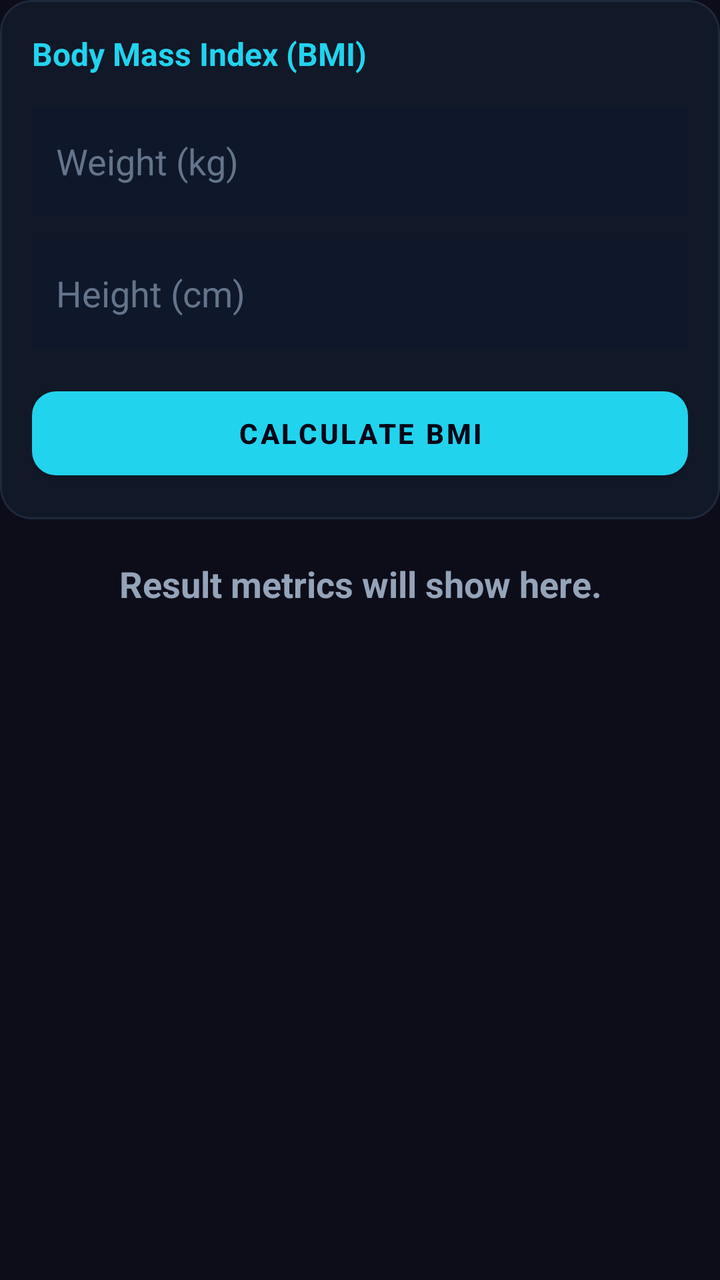
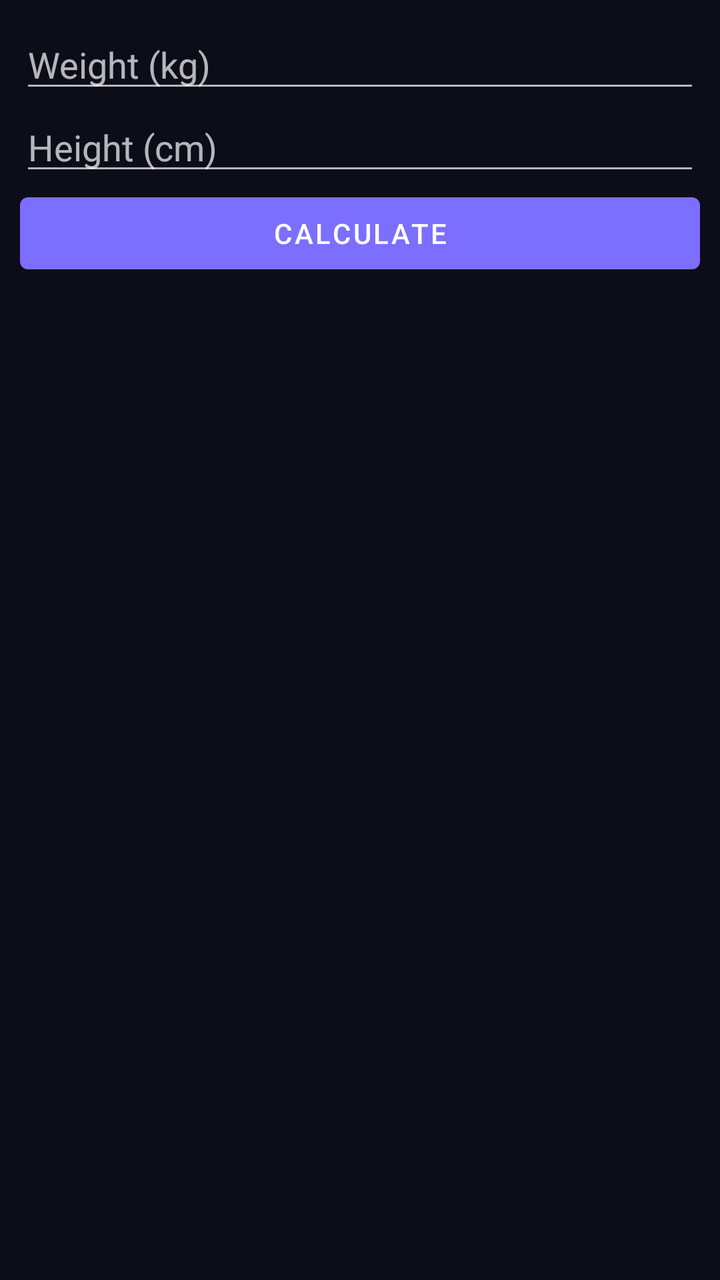

Before-and-after screenshots of an Android layout around one commit, followed by the original layout XML and the change that was made.
<!-- AndroidManifest.xml: application theme Theme.UltraCalc -->
<!-- res/layout/panel_bmi.xml -->
<?xml version="1.0" encoding="utf-8"?>
<LinearLayout xmlns:android="http://schemas.android.com/apk/res/android"
    xmlns:app="http://schemas.android.com/apk/res-auto"
    android:layout_width="match_parent"
    android:layout_height="match_parent"
    android:orientation="vertical">

    <com.google.android.material.card.MaterialCardView
        android:layout_width="match_parent"
        android:layout_height="wrap_content"
        app:cardBackgroundColor="#111827"
        app:cardCornerRadius="16dp"
        app:strokeWidth="1dp"
        app:strokeColor="#1E293B"
        app:cardElevation="0dp">

        <LinearLayout
            android:layout_width="match_parent"
            android:layout_height="wrap_content"
            android:orientation="vertical"
            android:padding="16dp">

            <TextView
                android:layout_width="match_parent"
                android:layout_height="wrap_content"
                android:text="Body Mass Index (BMI)"
                android:textColor="#22D3EE"
                android:textSize="16sp"
                android:textStyle="bold"
                android:layout_marginBottom="16dp"/>

            <EditText
                android:id="@+id/etWeight"
                android:layout_width="match_parent"
                android:layout_height="54dp"
                android:background="#0F172A"
                android:hint="Weight (kg)"
                android:textColorHint="#64748B"
                android:textColor="#F8FAFC"
                android:inputType="numberDecimal"
                android:padding="12dp"
                android:layout_marginBottom="12dp"/>

            <EditText
                android:id="@+id/etHeight"
                android:layout_width="match_parent"
                android:layout_height="54dp"
                android:background="#0F172A"
                android:hint="Height (cm)"
                android:textColorHint="#64748B"
                android:textColor="#F8FAFC"
                android:inputType="numberDecimal"
                android:padding="12dp"
                android:layout_marginBottom="16dp"/>

            <com.google.android.material.button.MaterialButton
                android:id="@+id/btnCalc"
                android:layout_width="match_parent"
                android:layout_height="54dp"
                android:text="CALCULATE BMI"
                android:textColor="#020617"
                android:textStyle="bold"
                app:backgroundTint="#22D3EE"
                app:cornerRadius="12dp"/>
        </LinearLayout>
    </com.google.android.material.card.MaterialCardView>

    <TextView
        android:id="@+id/tvResult"
        android:layout_width="match_parent"
        android:layout_height="wrap_content"
        android:layout_marginTop="20dp"
        android:text="Result metrics will show here."
        android:textColor="#94A3B8"
        android:textSize="18sp"
        android:textStyle="bold"
        android:gravity="center"/>
</LinearLayout>
<!-- resources referenced by this layout -->
<resources>
  <style name="Theme.UltraCalc" parent="Theme.MaterialComponents.NoActionBar">
          <item name="colorPrimary">@color/primary</item>
          <item name="colorPrimaryVariant">@color/primaryDark</item>
          <item name="colorOnPrimary">@color/white</item>
          <item name="colorSecondary">@color/accentCyan</item>
          <item name="android:windowBackground">@color/bg</item>
          <item name="android:statusBarColor">@color/bg</item>
          <item name="android:navigationBarColor">@color/bg</item>
          <item name="android:windowLightStatusBar">false</item>
      </style>
  <color name="primary">#7C6FFF</color>
  <color name="primaryDark">#5A4FCC</color>
  <color name="white">#FFFFFF</color>
  <color name="accentCyan">#00E5FF</color>
  <color name="bg">#0D0D1A</color>
</resources>

<!-- the commit's change to res/layout/panel_bmi.xml (unified diff, before → after) -->
@@ -1,78 +1,9 @@
 <?xml version="1.0" encoding="utf-8"?>
 <LinearLayout xmlns:android="http://schemas.android.com/apk/res/android"
-    xmlns:app="http://schemas.android.com/apk/res-auto"
-    android:layout_width="match_parent"
-    android:layout_height="match_parent"
-    android:orientation="vertical">
-
-    <com.google.android.material.card.MaterialCardView
-        android:layout_width="match_parent"
-        android:layout_height="wrap_content"
-        app:cardBackgroundColor="#111827"
-        app:cardCornerRadius="16dp"
-        app:strokeWidth="1dp"
-        app:strokeColor="#1E293B"
-        app:cardElevation="0dp">
-
-        <LinearLayout
-            android:layout_width="match_parent"
-            android:layout_height="wrap_content"
-            android:orientation="vertical"
-            android:padding="16dp">
-
-            <TextView
-                android:layout_width="match_parent"
-                android:layout_height="wrap_content"
-                android:text="Body Mass Index (BMI)"
-                android:textColor="#22D3EE"
-                android:textSize="16sp"
-                android:textStyle="bold"
-                android:layout_marginBottom="16dp"/>
-
-            <EditText
-                android:id="@+id/etWeight"
-                android:layout_width="match_parent"
-                android:layout_height="54dp"
-                android:background="#0F172A"
-                android:hint="Weight (kg)"
-                android:textColorHint="#64748B"
-                android:textColor="#F8FAFC"
-                android:inputType="numberDecimal"
-                android:padding="12dp"
-                android:layout_marginBottom="12dp"/>
-
-            <EditText
-                android:id="@+id/etHeight"
-                android:layout_width="match_parent"
-                android:layout_height="54dp"
-                android:background="#0F172A"
-                android:hint="Height (cm)"
-                android:textColorHint="#64748B"
-                android:textColor="#F8FAFC"
-                android:inputType="numberDecimal"
-                android:padding="12dp"
-                android:layout_marginBottom="16dp"/>
-
-            <com.google.android.material.button.MaterialButton
-                android:id="@+id/btnCalc"
-                android:layout_width="match_parent"
-                android:layout_height="54dp"
-                android:text="CALCULATE BMI"
-                android:textColor="#020617"
-                android:textStyle="bold"
-                app:backgroundTint="#22D3EE"
-                app:cornerRadius="12dp"/>
-        </LinearLayout>
-    </com.google.android.material.card.MaterialCardView>
-
-    <TextView
-        android:id="@+id/tvResult"
-        android:layout_width="match_parent"
-        android:layout_height="wrap_content"
-        android:layout_marginTop="20dp"
-        android:text="Result metrics will show here."
-        android:textColor="#94A3B8"
-        android:textSize="18sp"
-        android:textStyle="bold"
-        android:gravity="center"/>
+    android:layout_width="match_parent" android:layout_height="wrap_content"
+    android:orientation="vertical" android:padding="10dp">
+    <EditText android:id="@+id/etWeight" android:layout_width="match_parent" android:layout_height="wrap_content" android:hint="Weight (kg)" android:inputType="numberDecimal"/>
+    <EditText android:id="@+id/etHeight" android:layout_width="match_parent" android:layout_height="wrap_content" android:hint="Height (cm)" android:inputType="numberDecimal"/>
+    <Button android:id="@+id/btnCalc" android:layout_width="match_parent" android:layout_height="wrap_content" android:text="Calculate"/>
+    <TextView android:id="@+id/tvResult" android:layout_width="match_parent" android:layout_height="wrap_content" android:paddingTop="10dp"/>
 </LinearLayout>
